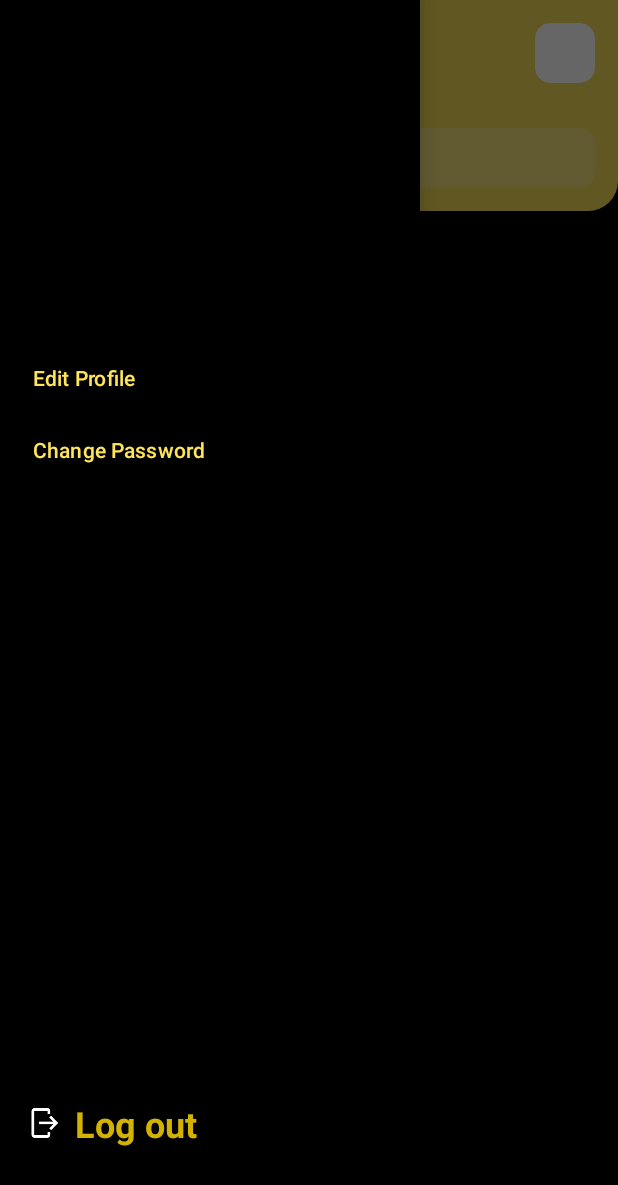
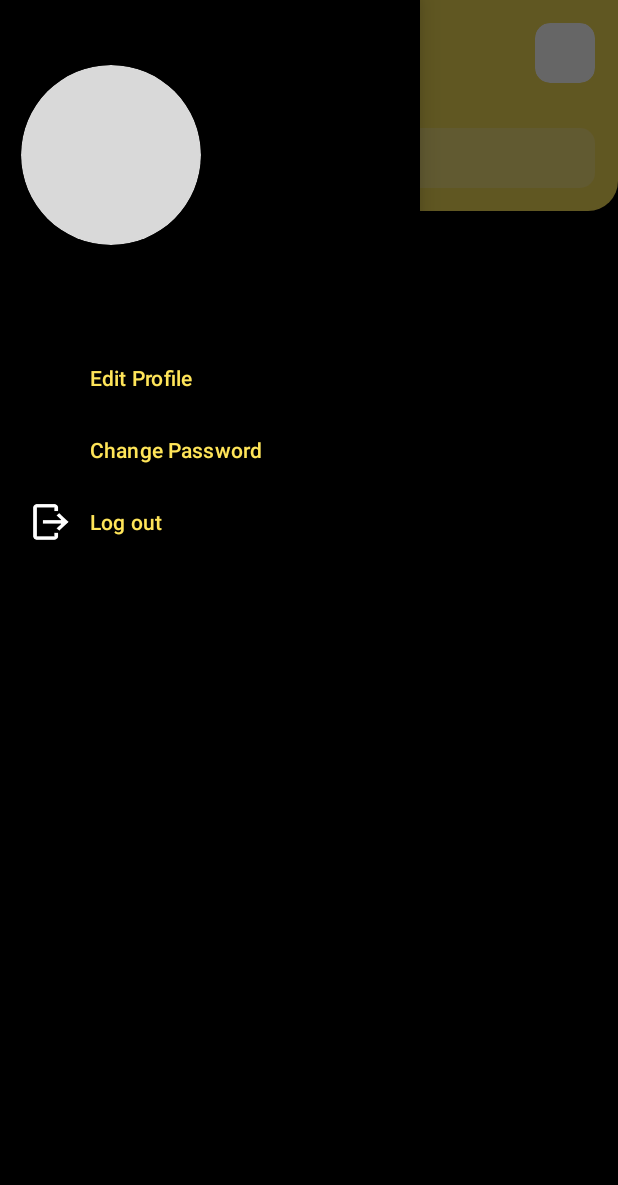
Before and after one commit to Hunaid2000/Chat-App, an Android app: the contactsActivity screen opened directly, with no data from a screen before it, with the side drawer open, on a phone screen of 412 x 824 dp. Shown: the top 1185 px of the screen. Run offline under Robolectric (Android 15) with nearby library versions, the phone set to English and light mode, and no system bars; our stand-ins replace Firebase (no records; nobody signed in at launch, a user with empty details on screens opened directly), Picasso, Volley; network calls fail; pictures from the network do not load.

```diff
--- a/app/src/main/java/com/ass2/i192008_i192043/SigninActivity.java
+++ b/app/src/main/java/com/ass2/i192008_i192043/SigninActivity.java
@@ -5,6 +5,7 @@ import android.content.Intent;
 import android.content.SharedPreferences;
 import android.os.Bundle;
 import android.text.InputType;
+import android.util.Log;
 import android.view.View;
 import android.widget.EditText;
 import android.widget.TextView;
@@ -35,6 +36,7 @@ public class SigninActivity extends AppCompatActivity {
     TextView forgetPassword;
     User User;
     Context context;
+
 
     @Override
     protected void onCreate(Bundle savedInstanceState) {
@@ -119,7 +121,9 @@ public class SigninActivity extends AppCompatActivity {
                                 User.getCurrentUser().setGender(user.getString("gender"));
                                 User.getCurrentUser().setProfileUrl(User.getCurrentUser().getUserId()+".jpg");
 
-
+                                // get the profile image from the server and save it in the local storage
+                                User.getCurrentUser().SetUserFromURl("https://chitchatsmd.000webhostapp.com/Images/"+User.getCurrentUser().getProfileUrl());
+                                Log.d("Profile Url", "https://chitchatsmd.000webhostapp.com/Images/"+ User.getCurrentUser().getProfileUrl());
                                 Toast.makeText(SigninActivity.this, "Sign in success", Toast.LENGTH_SHORT).show();
                                 Intent intent = new Intent(SigninActivity.this, contactsActivity.class);
                                 startActivity(intent);
--- a/app/src/main/java/com/ass2/i192008_i192043/SignupActivity.java
+++ b/app/src/main/java/com/ass2/i192008_i192043/SignupActivity.java
@@ -291,8 +291,6 @@ public class SignupActivity extends AppCompatActivity {
                                     editor.putString("bio",user.getBio());
                                     editor.putString("profile",user.getUserId()+".jpg");
                                     editor.putString("image_data", encodedImg);
-
-
                                     editor.commit();
 
                                     User.getCurrentUser().setUserId(user.getUserId());
--- a/app/src/main/java/com/ass2/i192008_i192043/contactsActivity.java
+++ b/app/src/main/java/com/ass2/i192008_i192043/contactsActivity.java
@@ -1,8 +1,10 @@
 package com.ass2.i192008_i192043;
-
+import androidx.annotation.NonNull;
 import androidx.annotation.Nullable;
 import androidx.appcompat.app.AlertDialog;
 import androidx.appcompat.app.AppCompatActivity;
+import androidx.core.view.GravityCompat;
+import androidx.drawerlayout.widget.DrawerLayout;
 import androidx.recyclerview.widget.LinearLayoutManager;
 import androidx.recyclerview.widget.RecyclerView;
 
@@ -12,11 +14,12 @@ import android.os.Bundle;
 import android.text.Editable;
 import android.text.TextWatcher;
 import android.util.Log;
+import android.view.MenuItem;
 import android.view.View;
 import android.widget.EditText;
 import android.widget.ImageButton;
 import android.widget.ImageView;
-import android.widget.SearchView;
+import android.widget.LinearLayout;
 import android.widget.TextView;
 import android.widget.Toast;
 
@@ -27,27 +30,17 @@ import com.android.volley.Response;
 import com.android.volley.VolleyError;
 import com.android.volley.toolbox.StringRequest;
 import com.android.volley.toolbox.Volley;
-import com.example.jean.jcplayer.model.JcAudio;
 import com.google.android.material.navigation.NavigationView;
-import com.google.firebase.auth.FirebaseAuth;
-import com.google.firebase.firestore.DocumentSnapshot;
-import com.google.firebase.firestore.FirebaseFirestore;
-import com.google.firebase.storage.FirebaseStorage;
-import com.google.firebase.storage.StorageReference;
-import com.squareup.picasso.Picasso;
-
 import org.json.JSONArray;
 import org.json.JSONException;
 import org.json.JSONObject;
-
-import java.net.URL;
 import java.text.SimpleDateFormat;
 import java.util.ArrayList;
 import java.util.Calendar;
 import java.util.HashMap;
 import java.util.Map;
 
-public class contactsActivity extends AppCompatActivity {
+public class contactsActivity extends AppCompatActivity implements NavigationView.OnNavigationItemSelectedListener {
     User user;
     ImageView profile;
     RecyclerView contacts_rv;
@@ -59,19 +52,26 @@ public class contactsActivity extends AppCompatActivity {
     Calendar calendar= Calendar.getInstance();
     NavigationView navigationView;
     TextView userName;
+    DrawerLayout drawerLayout;
+
     SimpleDateFormat currentTime=new SimpleDateFormat("hh:mm a");
 
     @Override
-    protected void onCreate(Bundle savedInstanceState) {
+    protected void onCreate(Bundle savedInstanceState)  {
         super.onCreate(savedInstanceState);
         setContentView(R.layout.activity_contacts);
         contacts_rv = findViewById(R.id.contacts_rv);
         profileImg = findViewById(R.id.profile_image);
+
+        drawerLayout = findViewById(R.id.drawerLayout);
         navigationView = findViewById(R.id.navigation_view);
+        navigationView.setNavigationItemSelectedListener(this);
+
+
         View HeaderView = navigationView.getHeaderView(0);
         userName = HeaderView.findViewById(R.id.userName);
         profile = HeaderView.findViewById(R.id.profileImage);
-        user = user.getCurrentUser();
+        user = User.getCurrentUser();
         userName.setText(user.getName());
 
         profile.setImageBitmap(user.getUserImg());
@@ -86,6 +86,7 @@ public class contactsActivity extends AppCompatActivity {
         adapter = new ContactsAdapter(contacts, this);
         contacts_rv.setAdapter(adapter);
         contacts_rv.setLayoutManager(new LinearLayoutManager(this));
+
 
         StringRequest request=new StringRequest(
             Request.Method.GET,
@@ -161,7 +162,6 @@ public class contactsActivity extends AppCompatActivity {
         });
 
     }
-
 
 
     private void addContactDailogbox() {
@@ -363,4 +363,26 @@ public class contactsActivity extends AppCompatActivity {
         queue.add(request);
 
     }
+
+    @Override
+    public boolean onNavigationItemSelected(@NonNull MenuItem item) {
+        // Handle navigation view item clicks here.
+        switch (item.getItemId()) {
+
+            case R.id.logout: {
+                Log.d("logout", "onClick: logout");
+                SharedPreferences preferences = getSharedPreferences("MySharedPref",MODE_PRIVATE);
+                SharedPreferences.Editor editor = preferences.edit();
+                editor.clear();
+                editor.commit();
+                Intent intent = new Intent(contactsActivity.this, SigninActivity.class);
+                startActivity(intent);
+                finish();
+                break;
+            }
+        }
+        //close navigation drawer
+        drawerLayout.closeDrawer(GravityCompat.START);
+        return true;
+    }
 }
--- a/app/src/main/res/layout/activity_contacts.xml
+++ b/app/src/main/res/layout/activity_contacts.xml
@@ -11,45 +11,6 @@
     android:elevation="10dp"
     android:id="@+id/drawerLayout"
     >
-    <com.google.android.material.navigation.NavigationView
-        android:background="@color/black"
-        android:layout_width="wrap_content"
-        android:layout_height="match_parent"
-        android:layout_gravity="start"
-        android:fitsSystemWindows="true"
-        android:id="@+id/navigation_view"
-        app:headerLayout="@layout/header_layout"
-        app:menu="@menu/menu_left"
-        app:itemTextColor="@drawable/state_selector"
-        app:itemIconTint="@color/white"
-        >
-
-        <LinearLayout
-            android:layout_width="match_parent"
-            android:layout_height="wrap_content"
-            android:layout_gravity="bottom"
-            android:orientation="horizontal"
-            android:paddingHorizontal="20dp"
-            tools:ignore="UseCompoundDrawables">
-            <ImageView
-                android:layout_width="20dp"
-                android:layout_height="20dp"
-                android:layout_gravity="center_vertical"
-                android:src="@drawable/exit"
-                android:contentDescription="@string/logout"
-                />
-            <TextView
-                android:textColor="@color/orange"
-                android:layout_width="match_parent"
-                android:layout_height="150dp"
-                android:gravity="center_vertical"
-                android:text="@string/logout"
-                android:textSize="24sp"
-                android:textStyle="bold"
-                android:layout_marginStart="10dp"
-                />
-        </LinearLayout>
-    </com.google.android.material.navigation.NavigationView>
     <LinearLayout
         android:layout_width="match_parent"
         android:layout_height="match_parent"
@@ -141,4 +102,17 @@
             android:src="@drawable/add_icon"/>
 
     </LinearLayout>
+    <com.google.android.material.navigation.NavigationView
+        android:background="@color/black"
+        android:layout_width="wrap_content"
+        android:layout_height="match_parent"
+        android:layout_gravity="start"
+        android:fitsSystemWindows="true"
+        android:id="@+id/navigation_view"
+        app:headerLayout="@layout/header_layout"
+        app:menu="@menu/menu_left"
+        app:itemTextColor="@drawable/state_selector"
+        app:itemIconTint="@color/white"
+        >
+    </com.google.android.material.navigation.NavigationView>
 </androidx.drawerlayout.widget.DrawerLayout>
--- a/app/src/main/res/layout/header_layout.xml
+++ b/app/src/main/res/layout/header_layout.xml
@@ -15,6 +15,8 @@
         android:src="@drawable/circle"
         >
         <ImageView
+            android:scaleType="fitXY"
+            android:background="@drawable/circle"
             android:id="@+id/profileImage"
             android:clipToOutline="true"
             android:layout_width="match_parent"
--- a/app/src/main/res/menu/menu_left.xml
+++ b/app/src/main/res/menu/menu_left.xml
@@ -7,5 +7,11 @@
         <item android:id="@+id/change_password"
             android:title="@string/change_password"
             />
+        <item
+            android:id="@+id/logout"
+            android:checkable="false"
+            android:title="@string/logout"
+            android:icon="@drawable/exit"
+            />
     </group>
 </menu>
```
Also changed, not shown: app/src/main/java/com/ass2/i192008_i192043/User.java (+44 -0 lines).
